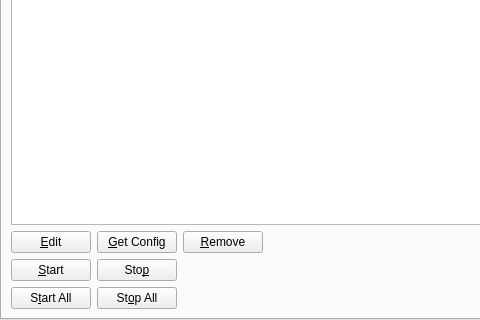
The window that src/qt/forms/masternodemanager.ui (metaspartan/denarius) describes before a commit, drawn with Qt 5; both pictures show x 0 to 480 and y 137 to 457 of the 723 by 457 pixel window.
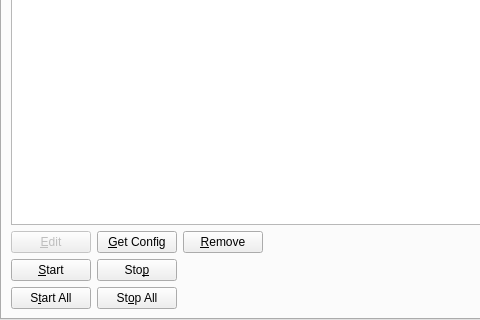
The same window after the commit. The open tabs and pages were chosen to show the change.

Commit message: Temp disable Edit button

The edit to the form file:
```diff
--- a/src/qt/forms/masternodemanager.ui
+++ b/src/qt/forms/masternodemanager.ui
@@ -34,7 +34,10 @@
      <item>
       <widget class="QTabWidget" name="tabWidget">
        <property name="currentIndex">
-        <number>1</number>
+        <number>0</number>
+       </property>
+       <property name="movable">
+        <bool>true</bool>
        </property>
        <widget class="QWidget" name="tab">
         <attribute name="title">
@@ -239,6 +242,9 @@
              </property>
              <item>
               <widget class="QPushButton" name="editButton">
+               <property name="enabled">
+                <bool>false</bool>
+               </property>
                <property name="text">
                 <string>&amp;Edit</string>
                </property>
```
